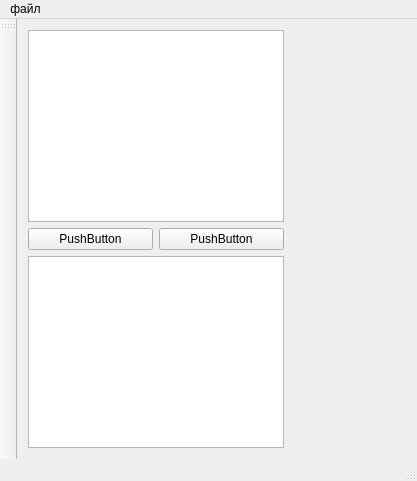
Before: the Qt Designer form CraftTool/src/mainwindow.ui in rybchenkoa/craft-tool, drawn with Qt 5.
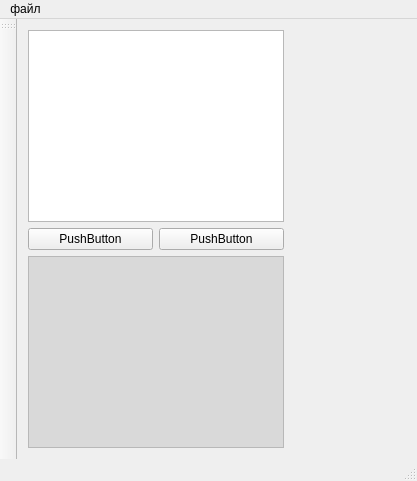
After: the same form once the commit is applied. Custom widgets are drawn as their Qt base class.

Commit message: Изменён цвет фона консоли.

What changed in the file:
```diff
--- a/CraftTool/src/mainwindow.ui
+++ b/CraftTool/src/mainwindow.ui
@@ -69,7 +69,45 @@
          </layout>
         </item>
         <item>
-         <widget class="LogConsole" name="c_logConsole"/>
+         <widget class="LogConsole" name="c_logConsole">
+          <property name="palette">
+           <palette>
+            <active>
+             <colorrole role="Base">
+              <brush brushstyle="SolidPattern">
+               <color alpha="255">
+                <red>217</red>
+                <green>217</green>
+                <blue>217</blue>
+               </color>
+              </brush>
+             </colorrole>
+            </active>
+            <inactive>
+             <colorrole role="Base">
+              <brush brushstyle="SolidPattern">
+               <color alpha="255">
+                <red>217</red>
+                <green>217</green>
+                <blue>217</blue>
+               </color>
+              </brush>
+             </colorrole>
+            </inactive>
+            <disabled>
+             <colorrole role="Base">
+              <brush brushstyle="SolidPattern">
+               <color alpha="255">
+                <red>236</red>
+                <green>233</green>
+                <blue>216</blue>
+               </color>
+              </brush>
+             </colorrole>
+            </disabled>
+           </palette>
+          </property>
+         </widget>
         </item>
        </layout>
       </item>
```
